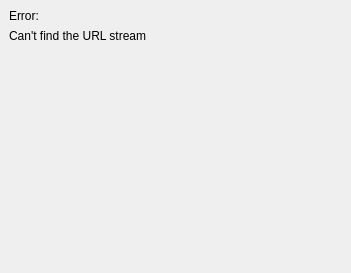
This is src/widgets/streamwidget.ui in setvisible/ArrowDL as Qt 5 draws it before an edit. The edited form follows.
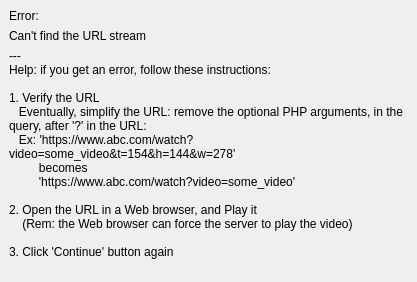
This is the edited form. The open tabs and pages were chosen to show the change. Icons and pictures are not drawn.

Commit message: [Stream] Add explicit error message for Youtube-DL

The edit to the form file:
```diff
--- a/src/widgets/streamwidget.ui
+++ b/src/widgets/streamwidget.ui
@@ -6,8 +6,8 @@
    <rect>
     <x>0</x>
     <y>0</y>
-    <width>351</width>
-    <height>266</height>
+    <width>417</width>
+    <height>282</height>
    </rect>
   </property>
   <property name="styleSheet">
@@ -517,6 +517,30 @@
          </property>
         </widget>
        </item>
+       <item>
+        <widget class="QLabel" name="label_4">
+         <property name="text">
+          <string>---
+Help: if you get an error, follow these instructions:
+
+1. Verify the URL
+   Eventually, simplify the URL: remove the optional PHP arguments, in the query, after '?' in the URL:
+   Ex: 'https://www.abc.com/watch?video=some_video&amp;t=154&amp;h=144&amp;w=278'
+         becomes 
+         'https://www.abc.com/watch?video=some_video'
+
+2. Open the URL in a Web browser, and Play it
+    (Rem: the Web browser can force the server to play the video)
+
+3. Click 'Continue' button again
+
+4. Retry later</string>
+         </property>
+         <property name="wordWrap">
+          <bool>true</bool>
+         </property>
+        </widget>
+       </item>
        <item>
         <spacer name="verticalSpacer_3">
          <property name="orientation">
```
Left out of the diff: 2 changed lines with no effect on the pictures.
